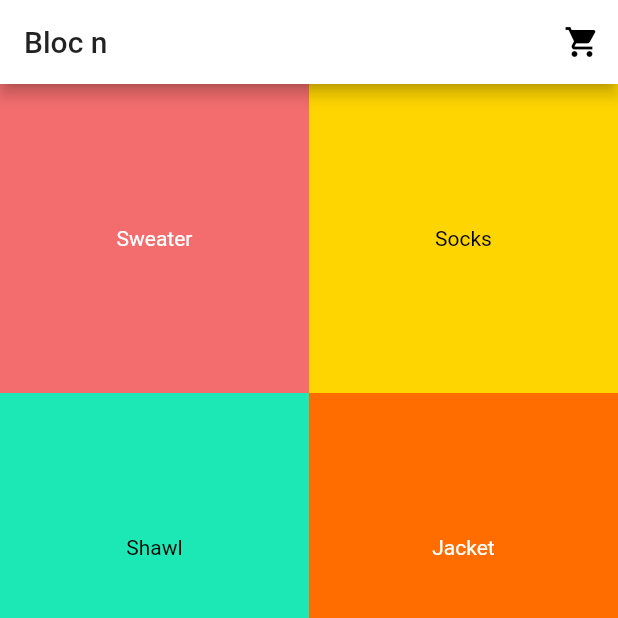
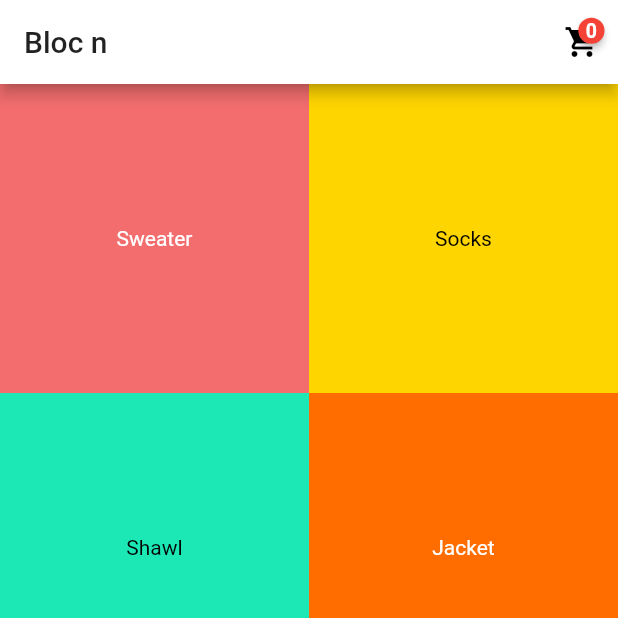
Before and after one commit to ruan65/bloc_training, a Flutter app: the screen it shows after launch, on a phone screen of 412 x 824 dp, the top half of it. Run offline on Flutter 3.47's test engine with Material 2 defaults, Android fonts, the phone set to English and light mode, and no system bars; our stand-ins replace rxdart.

Commit message:
cart bloc

```diff
--- a/lib/common/widgets/cart_button.dart
+++ /dev/null
@@ -1,36 +0,0 @@
-import 'package:flutter/material.dart';
-
-class CartButton extends StatefulWidget {
-  final VoidCallback onPressed;
-  final int itemCount;
-  final Color badgeColor;
-  final Color badgeTextColor;
-
-  const CartButton({Key key,
-    this.onPressed,
-    @required this.itemCount,
-    this.badgeColor: Colors.red,
-    this.badgeTextColor: Colors.white})
-      : super(key: key);
-
-  @override
-  State<StatefulWidget> createState() => CartButtonState();
-}
-
-class CartButtonState extends State<CartButton>
-    with SingleTickerProviderStateMixin {
-  @override
-  Widget build(BuildContext context) {
-    return getShopCartIcon(widget.onPressed);
-  }
-}
-
-Widget getShopCartIcon(Function onPressed) => IconButton(
-  icon: Stack(
-    overflow: Overflow.visible,
-    children: <Widget>[
-      Icon(Icons.shopping_cart),
-    ],
-  ),
-  onPressed: onPressed,
-);
--- a/lib/common/model/cart.dart
+++ b/lib/src/model/cart.dart
@@ -1,8 +1,8 @@
 import 'dart:collection';
 import 'dart:math';
 
-import 'package:bloc_example/common/model/cart_item.dart';
-import 'package:bloc_example/common/model/product.dart';
+import 'package:bloc_example/src/model/cart_item.dart';
+import 'package:bloc_example/src/model/product.dart';
 
 class Cart {
   final _items = <CartItem>[];
--- a/lib/common/model/cart_item.dart
+++ b/lib/src/model/cart_item.dart
@@ -1,4 +1,4 @@
-import 'package:bloc_example/common/model/product.dart';
+import 'package:bloc_example/src/model/product.dart';
 
 class CartItem {
   final int count;
--- a/lib/common/model/catalog.dart
+++ b/lib/src/model/catalog.dart
@@ -1,7 +1,7 @@
 import 'dart:ui' show Color;
 import 'dart:collection';
 
-import 'package:bloc_example/common/model/product.dart';
+import 'package:bloc_example/src/model/product.dart';
 
 final Catalog catalog = fetchCatalogSync();
 
--- /dev/null
+++ b/lib/src/widgets/cart_button.dart
@@ -0,0 +1,52 @@
+import 'package:flutter/material.dart';
+
+class CartButton extends StatefulWidget {
+  final VoidCallback onPressed;
+  final int itemCount;
+
+  const CartButton({
+    Key key,
+    this.onPressed,
+    this.itemCount = 0,
+  }) : super(key: key);
+
+  @override
+  State<StatefulWidget> createState() => CartButtonState();
+}
+
+class CartButtonState extends State<CartButton>
+    with SingleTickerProviderStateMixin {
+  @override
+  Widget build(BuildContext context) {
+    return getShopCartIcon(widget.onPressed, widget.itemCount.toString());
+  }
+}
+
+Widget getShopCartIcon(Function onPressed, String text) => IconButton(
+      icon: Stack(
+        overflow: Overflow.visible,
+        children: <Widget>[
+          Icon(Icons.shopping_cart),
+          Positioned(
+            top: -8.0,
+            right: -3.0,
+            child: Material(
+              type: MaterialType.circle,
+              elevation: 2.0,
+              color: Colors.red,
+              child: Padding(
+                padding: EdgeInsets.all(5.0),
+                child: Text(
+                  text,
+                  style: TextStyle(
+                      fontSize: 13.0,
+                      color: Colors.white,
+                      fontWeight: FontWeight.bold),
+                ),
+              ),
+            ),
+          ),
+        ],
+      ),
+      onPressed: onPressed,
+    );
--- a/lib/common/widgets/product_square.dart
+++ b/lib/src/widgets/product_square.dart
@@ -1,5 +1,5 @@
-import 'package:bloc_example/common/model/product.dart';
-import 'package:bloc_example/common/utils/is_dark.dart';
+import 'package:bloc_example/src/model/product.dart';
+import 'package:bloc_example/src/utils/is_dark.dart';
 import 'package:flutter/material.dart';
 
 class ProductSquare extends StatelessWidget {
--- a/pubspec.yaml
+++ b/pubspec.yaml
@@ -13,6 +13,7 @@ environment:
   sdk: ">=2.1.0 <3.0.0"
 
 dependencies:
+  rxdart: ^0.19.0
   flutter:
     sdk: flutter
 
```
Also changed, not shown: lib/main.dart (+5 -5 lines), lib/src/bloc/cart_bloc.dart (added, +52 -0 lines), lib/src/bloc/cart_provider.dart (added, +21 -0 lines), lib/src/model/product.dart (renamed from lib/common/model/product.dart), lib/src/utils/is_dark.dart (renamed from lib/common/utils/is_dark.dart), lib/src/widgets/cart_page.dart (renamed from lib/common/widgets/cart_page.dart), lib/src/widgets/theme.dart (renamed from lib/common/widgets/theme.dart), 9 other files.
